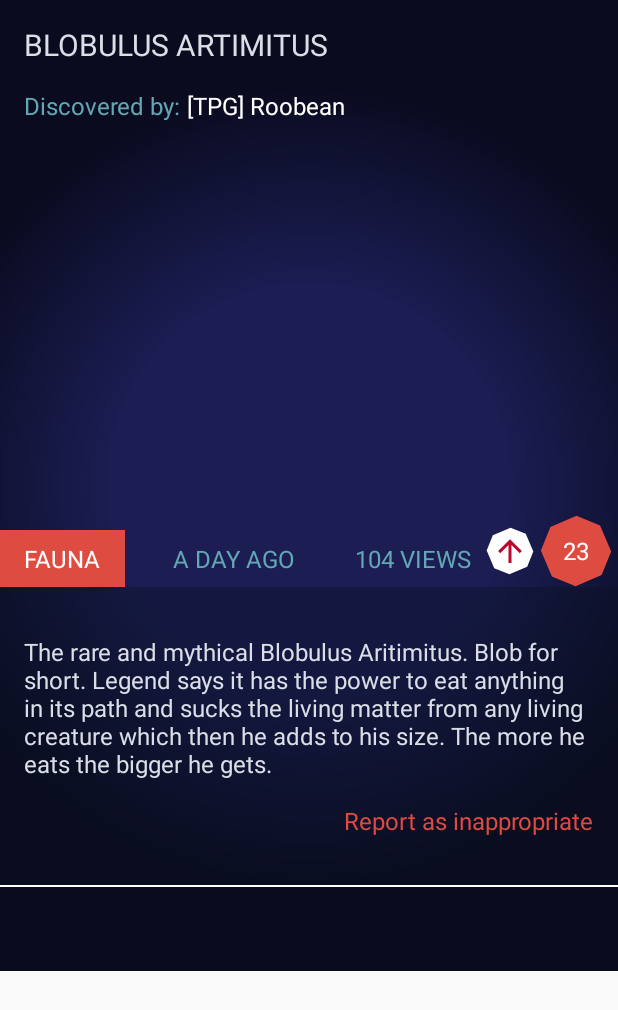
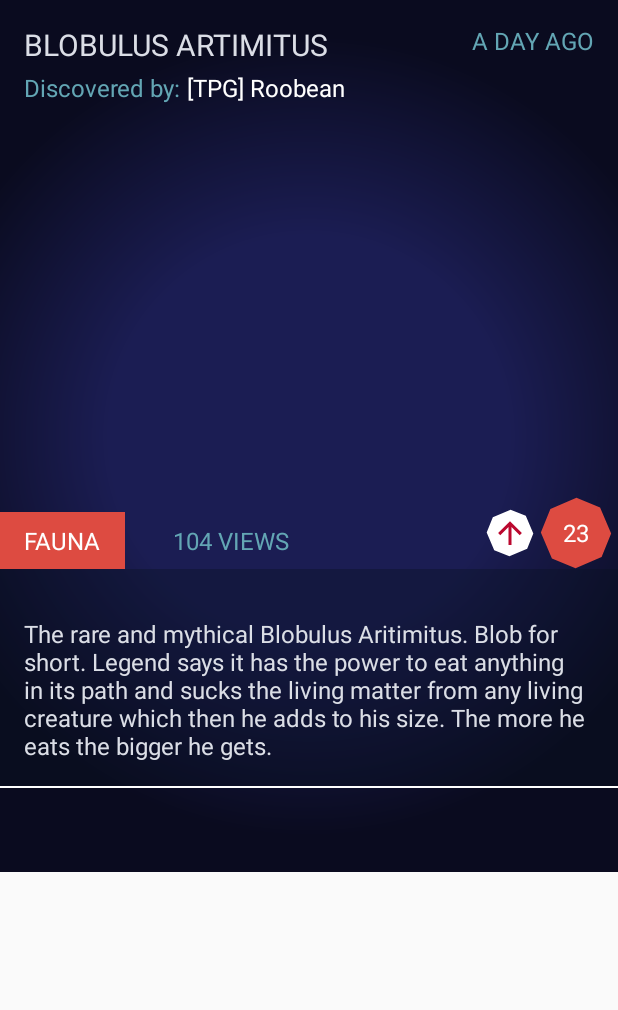
Before and after one commit to jacewardell/NoMansSkyJournal, an Android app: the layout view_discovery_detail.xml on its own in the app's theme, with its tools: preview values and no code run, on a phone screen of 412 x 824 dp. Shown: the top 1010 px of the screen. Run offline under Robolectric (Android 15) with nearby library versions, the phone set to English and light mode, and no system bars.

Commit message:
Clean up and release prep
-Removed the fab since there is no adding functionality
-Removed reporting comments/discoveries
-Modified viewing discoveries UI a bit

```diff
--- a/app/src/main/AndroidManifest.xml
+++ b/app/src/main/AndroidManifest.xml
@@ -37,6 +37,7 @@
             android:configChanges="keyboard|keyboardHidden|orientation|screenLayout|uiMode|screenSize|smallestScreenSize"
             android:theme="@android:style/Theme.Translucent"/>
         <activity android:name=".Activities.RegistrationActivity"/>
+
         <activity
             android:name=".Activities.SplashScreenActivity"
             android:theme="@style/Theme.AppCompat.Light.NoActionBar">
--- a/app/src/main/java/com/sadostrich/nomansskyjournal/Activities/ViewDiscoveryActivity.java
+++ b/app/src/main/java/com/sadostrich/nomansskyjournal/Activities/ViewDiscoveryActivity.java
@@ -161,6 +161,9 @@ public class ViewDiscoveryActivity extends AppCompatActivity implements IDiscove
         // The CollapsingToolbarLayout that will act as the comments header.
         mCollapsingToolbarLayout = (CollapsingToolbarLayout) findViewById(R.id.collapsing_toolbar);
         mCollapsingToolbarLayout.setTitle(getResources().getString(R.string.comments).toUpperCase());
+        int titleColor = getResources().getColor(android.R.color.white);
+        mCollapsingToolbarLayout.setExpandedTitleColor(titleColor);
+        mCollapsingToolbarLayout.setCollapsedTitleTextColor(titleColor);
 
         mAddCommentFAB = (FloatingActionButton) findViewById(R.id.fab_add_comment);
         if (mAddCommentFAB != null) {
--- a/app/src/main/java/com/sadostrich/nomansskyjournal/Data/NMSOriginsService.java
+++ b/app/src/main/java/com/sadostrich/nomansskyjournal/Data/NMSOriginsService.java
@@ -5,7 +5,6 @@ import com.sadostrich.nomansskyjournal.Models.ConfigObjects.ConfigBaseObject;
 import com.sadostrich.nomansskyjournal.Models.Discovery;
 import com.sadostrich.nomansskyjournal.Models.DiscoveryComment;
 import com.sadostrich.nomansskyjournal.Models.Report;
-import com.squareup.picasso.Request;
 
 import java.util.HashMap;
 import java.util.List;
@@ -14,7 +13,6 @@ import okhttp3.RequestBody;
 import retrofit2.Call;
 import retrofit2.http.Body;
 import retrofit2.http.GET;
-import retrofit2.http.HEAD;
 import retrofit2.http.Header;
 import retrofit2.http.Headers;
 import retrofit2.http.POST;
@@ -23,8 +21,8 @@ import retrofit2.http.POST;
  * Created by jacewardell on 5/10/16.
  */
 public interface NMSOriginsService {
-    //	String BASE_URL = "https://www.nmsorigins.com/";
-    String BASE_URL = "https://dev.nmsorigins.com/";
+    String BASE_URL = "https://www.nmsorigins.com/";
+//    String BASE_URL = "https://dev.nmsorigins.com/";
 
     /////////////////////////////////////////////////////////
     // Constants
--- a/app/src/main/java/com/sadostrich/nomansskyjournal/Models/DiscoveryComment.java
+++ b/app/src/main/java/com/sadostrich/nomansskyjournal/Models/DiscoveryComment.java
@@ -44,7 +44,7 @@ public class DiscoveryComment implements Serializable {
 	}
 
 	public String getComment() {
-		return mComment.replace("<p>", "").replace("</p>", "");
+		return mComment;
 	}
 
 	public void setComment(String comment) {
--- a/app/src/main/java/com/sadostrich/nomansskyjournal/Utils/SharedPreferencesHelper.java
+++ b/app/src/main/java/com/sadostrich/nomansskyjournal/Utils/SharedPreferencesHelper.java
@@ -15,7 +15,7 @@ public class SharedPreferencesHelper {
         SharedPreferences.Editor editor = PreferenceManager.getDefaultSharedPreferences(context).edit();
         editor.putString(USERNAME, username);
         editor.putString(PASSWORD, password);
-        editor.commit();
+        editor.apply();
     }
 
     public static String[] getLoginInfo(Context context) {
--- a/app/src/main/res/layout/discovery_grid_item.xml
+++ b/app/src/main/res/layout/discovery_grid_item.xml
@@ -79,6 +79,12 @@
 				android:text="@string/by_username"
 				android:textColor="@color/primary_light"/>
 
+			<ProgressBar
+				android:id="@+id/pb_discovery_grid_image"
+				android:layout_width="wrap_content"
+				android:layout_height="wrap_content"
+				android:layout_centerInParent="true"/>
+
 			<!--<TextView-->
 			<!--android:id="@+id/tv_discovery_grid_time_ago"-->
 			<!--android:layout_width="wrap_content"-->
--- a/app/src/main/res/layout/view_discovery_detail.xml
+++ b/app/src/main/res/layout/view_discovery_detail.xml
@@ -14,12 +14,30 @@
 		android:layout_width="match_parent"
 		android:layout_height="wrap_content"
 		android:layout_alignParentTop="true"
-		android:layout_margin="@dimen/d16"
+		android:layout_marginTop="@dimen/d16"
+		android:layout_marginStart="@dimen/d16"
+		android:layout_marginRight="@dimen/d8"
+		android:layout_marginBottom="@dimen/d4"
+		android:layout_toLeftOf="@+id/tv_time"
 		android:ellipsize="end"
 		android:maxLines="2"
 		android:textColor="@color/text_gray"
 		android:textSize="20sp"
 		tools:text="BLOBULUS ARTIMITUS"/>
+
+	<TextView
+		android:id="@+id/tv_time"
+		android:layout_width="wrap_content"
+		android:layout_height="wrap_content"
+		android:layout_marginEnd="@dimen/d16"
+		android:drawablePadding="@dimen/d8"
+		android:maxLines="1"
+		android:layout_alignParentTop="true"
+		android:layout_alignParentEnd="true"
+		android:layout_marginTop="@dimen/d16"
+		android:textColor="@color/text_primary_light"
+		android:textSize="16sp"
+		tools:text="A DAY AGO"/>
 
 	<TextView
 		android:id="@+id/tv_discovered_by_label"
@@ -87,29 +105,12 @@
 		tools:text="FAUNA"/>
 
 	<TextView
-		android:id="@+id/tv_time"
-		android:layout_width="wrap_content"
-		android:layout_height="wrap_content"
-		android:layout_alignBottom="@+id/tv_type"
-		android:layout_marginEnd="@dimen/d8"
-		android:layout_toEndOf="@+id/tv_type"
-		android:drawablePadding="@dimen/d8"
-		android:maxLines="1"
-		android:paddingBottom="@dimen/d8"
-		android:paddingEnd="@dimen/d16"
-		android:paddingStart="@dimen/d16"
-		android:paddingTop="@dimen/d8"
-		android:textColor="@color/text_primary_light"
-		android:textSize="16sp"
-		tools:text="A DAY AGO"/>
-
-	<TextView
 		android:id="@+id/tv_num_views"
 		android:layout_width="wrap_content"
 		android:layout_height="wrap_content"
 		android:layout_alignBottom="@+id/tv_type"
 		android:layout_marginEnd="@dimen/d16"
-		android:layout_toEndOf="@+id/tv_time"
+		android:layout_toEndOf="@+id/tv_type"
 		android:drawablePadding="@dimen/d8"
 		android:maxLines="1"
 		android:paddingBottom="@dimen/d8"
@@ -189,18 +190,18 @@
 			android:textSize="16sp"
 			tools:text="The rare and mythical Blobulus Aritimitus. Blob for short. Legend says it has the power to eat anything in its path and sucks the living matter from any living creature which then he adds to his size. The more he eats the bigger he gets."/>
 
-		<TextView
-			android:id="@+id/tv_btn_report"
-			android:layout_width="wrap_content"
-			android:layout_height="wrap_content"
-			android:layout_alignParentEnd="true"
-			android:layout_below="@+id/tv_discovery_desc"
-			android:layout_marginBottom="@dimen/d16"
-			android:layout_marginTop="@dimen/d16"
-			android:drawablePadding="@dimen/d4"
-			android:text="@string/report_as_inappropriate"
-			android:textColor="@color/color_state_accent_to_light"
-			android:textSize="16sp"/>
+		<!--<TextView-->
+			<!--android:id="@+id/tv_btn_report"-->
+			<!--android:layout_width="wrap_content"-->
+			<!--android:layout_height="wrap_content"-->
+			<!--android:layout_alignParentEnd="true"-->
+			<!--android:layout_below="@+id/tv_discovery_desc"-->
+			<!--android:layout_marginBottom="@dimen/d16"-->
+			<!--android:layout_marginTop="@dimen/d16"-->
+			<!--android:drawablePadding="@dimen/d4"-->
+			<!--android:text="@string/report_as_inappropriate"-->
+			<!--android:textColor="@color/color_state_accent_to_light"-->
+			<!--android:textSize="16sp"/>-->
 	</RelativeLayout>
 
 	<View
--- a/app/src/main/res/values/strings.xml
+++ b/app/src/main/res/values/strings.xml
@@ -97,9 +97,9 @@
 	<string name="logout">Logout</string>
 
 	<string-array name="drawer_options">
-		<item name="community_option">Community</item>
-		<item name="friend_option">Friends</item>
-		<item name="profile_option">Profile</item>
+		<item name="community_option">Home</item>
+		<!--<item name="friend_option">Friends</item>-->
+		<!--<item name="profile_option">Profile</item>-->
 	</string-array>
 
 	<!-- -
```
Also changed, not shown: app/src/main/java/com/sadostrich/nomansskyjournal/Views/CommentViewHolder.java (+13 -12 lines), app/src/main/java/com/sadostrich/nomansskyjournal/Views/DiscoveryDetailView.java (+11 -8 lines), app/src/main/java/com/sadostrich/nomansskyjournal/Views/DiscoveryViewHolder.java (+35 -17 lines), app/src/main/res/layout/activity_main.xml (+12 -10 lines), app/src/main/res/layout/view_holder_comment.xml (+12 -12 lines).
